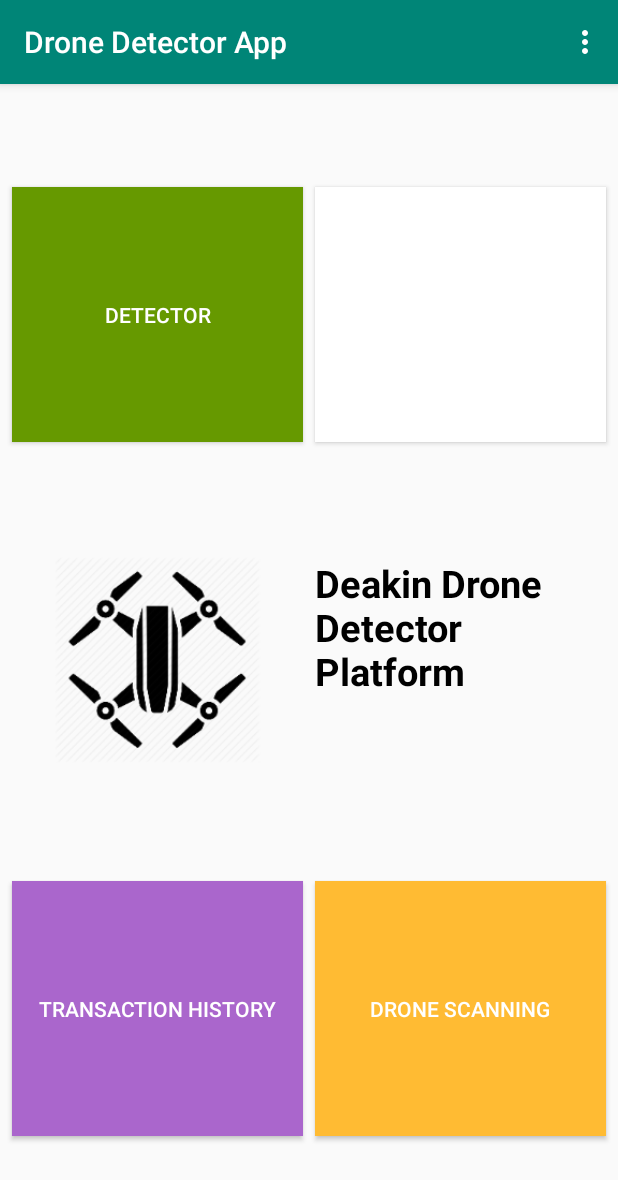
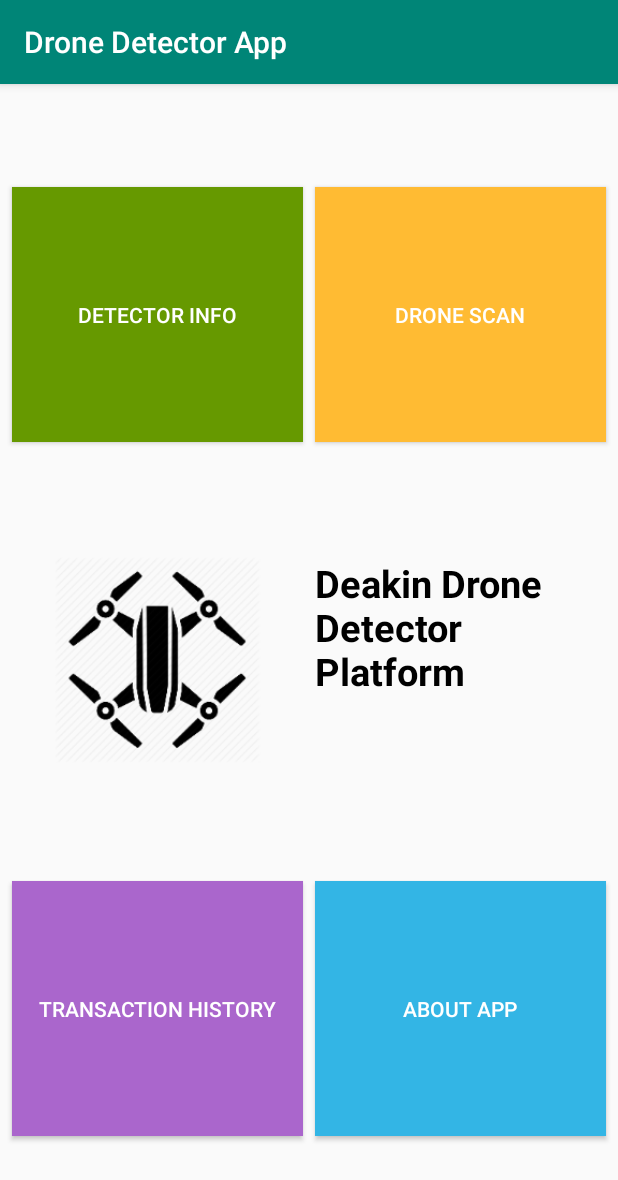
Before and after one commit to dog-dev-mel/Research-Associate-Deakin, an Android app: the screen it shows after launch (StartPage), on a phone screen of 412 x 824 dp. Shown: the top 1180 px of the screen. Run offline under Robolectric (Android 15) with nearby library versions, the phone set to English and light mode, and no system bars.

Commit message:
1.Adding the new Page for the About APP contains the copyright, version no, and basic APP introduction. 2.Modify and unify the variables name following a basic rule. Easy for the further app maintenances and development. 3.Delete the unused or redundant variables or codes.

```diff
--- a/app/src/main/java/com/example/ddetector/dronedetector/StartPage.java
+++ b/app/src/main/java/com/example/ddetector/dronedetector/StartPage.java
@@ -2,8 +2,6 @@ package com.example.ddetector.dronedetector;
 
 import android.content.Intent;
 import android.os.Bundle;
-import android.support.design.widget.FloatingActionButton;
-import android.support.design.widget.Snackbar;
 import android.support.v7.app.AppCompatActivity;
 import android.support.v7.widget.Toolbar;
 import android.view.View;
@@ -21,48 +19,57 @@ public class StartPage extends AppCompatActivity {
         Toolbar toolbar = (Toolbar) findViewById(R.id.toolbar);
         setSupportActionBar(toolbar);
 
-        Button btnScanning = (Button) findViewById(R.id.drone_scanning);
-        Button btnDetector = (Button) findViewById(R.id.detector_button);
+        Button btnDroneScan = (Button) findViewById(R.id.ID_StartPage_BTN_DroneScan);
+        Button btnDetectorInfo = (Button) findViewById(R.id.ID_StartPage_BTN_DetectorInfo);
+        Button btnAboutApp = (Button) findViewById(R.id.ID_StartPage_BTN_AboutApp);
 
-        btnScanning.setOnClickListener(new View.OnClickListener() {
+        btnDroneScan.setOnClickListener(new View.OnClickListener() {
             @Override
            public void onClick(View v) {
-                Intent intent = new Intent(StartPage.this, DroneScanningPage.class);
+                Intent intent = new Intent(StartPage.this, DroneScanPage.class);
                 startActivity(intent);
             }
         });
 
-        btnDetector.setOnClickListener(new View.OnClickListener() {
+        btnDetectorInfo.setOnClickListener(new View.OnClickListener() {
             @Override
             public void onClick(View v) {
-                Intent intent = new Intent(StartPage.this, DetectorPage.class);
+                Intent intent = new Intent(StartPage.this, DetectorInfoPage.class);
+                startActivity(intent);
+            }
+        });
+
+        btnAboutApp.setOnClickListener(new View.OnClickListener() {
+            @Override
+            public void onClick(View v) {
+                Intent intent = new Intent(StartPage.this, AboutAppPage.class);
                 startActivity(intent);
             }
         });
     }
 
 
-    @Override
-    public boolean onCreateOptionsMenu(Menu menu) {
-        // Inflate the menu; this adds items to the action bar if it is present.
-        getMenuInflater().inflate(R.menu.menu_start_page, menu);
-        return true;
-    }
+//    @Override
+//    public boolean onCreateOptionsMenu(Menu menu) {
+//        // Inflate the menu; this adds items to the action bar if it is present.
+//        getMenuInflater().inflate(R.menu.menu_start_page, menu);
+//        return true;
+//    }
 
-    @Override
-    public boolean onOptionsItemSelected(MenuItem item) {
-        // Handle action bar item clicks here. The action bar will
-        // automatically handle clicks on the Home/Up button, so long
-        // as you specify a parent activity in AndroidManifest.xml.
-        int id = item.getItemId();
-
-        //noinspection SimplifiableIfStatement
-        if (id == R.id.action_settings) {
-            return true;
-        }
-
-        return super.onOptionsItemSelected(item);
-    }
+//    @Override
+//    public boolean onOptionsItemSelected(MenuItem item) {
+//        // Handle action bar item clicks here. The action bar will
+//        // automatically handle clicks on the Home/Up button, so long
+//        // as you specify a parent activity in AndroidManifest.xml.
+//        int id = item.getItemId();
+//
+//        //noinspection SimplifiableIfStatement
+//        if (id == R.id.action_settings) {
+//            return true;
+//        }
+//
+//        return super.onOptionsItemSelected(item);
+//    }
 
 
 }
--- a/app/src/main/res/layout/content_start_page.xml
+++ b/app/src/main/res/layout/content_start_page.xml
@@ -9,126 +9,125 @@
     tools:showIn="@layout/activity_start_page">
 
     <android.support.constraint.Guideline
-        android:id="@+id/guideline"
+        android:id="@+id/StartpageGL1"
         android:layout_width="wrap_content"
         android:layout_height="wrap_content"
         android:orientation="horizontal"
         app:layout_constraintGuide_percent="0.0" />
 
     <android.support.constraint.Guideline
-        android:id="@+id/guideline2"
+        android:id="@+id/StartpageGL2"
         android:layout_width="wrap_content"
         android:layout_height="wrap_content"
         android:orientation="horizontal"
         app:layout_constraintGuide_percent="0.40" />
 
     <android.support.constraint.Guideline
-        android:id="@+id/guideline3"
+        android:id="@+id/StartpageGL3"
         android:layout_width="wrap_content"
         android:layout_height="wrap_content"
         android:orientation="horizontal"
         app:layout_constraintGuide_percent="0.60" />
 
     <android.support.constraint.Guideline
-        android:id="@+id/guideline4"
+        android:id="@+id/StartpageGL4"
         android:layout_width="wrap_content"
         android:layout_height="wrap_content"
         android:orientation="horizontal"
         app:layout_constraintGuide_percent="1.00" />
 
     <Button
-        android:id="@+id/detector_button"
+        android:id="@+id/ID_StartPage_BTN_DetectorInfo"
         android:layout_width="0dp"
         android:layout_height="170dp"
         android:layout_marginStart="8dp"
         android:layout_marginEnd="4dp"
         android:background="@android:color/holo_green_dark"
-        android:text="@string/detector"
+        android:text="@string/startpage_btn_detectorinfo"
         android:textColor="@android:color/background_light"
-        app:layout_constraintBottom_toTopOf="@+id/guideline2"
-        app:layout_constraintEnd_toStartOf="@+id/reservation"
+        app:layout_constraintBottom_toTopOf="@+id/StartpageGL2"
+        app:layout_constraintEnd_toStartOf="@+id/ID_StartPage_BTN_DroneScan"
         app:layout_constraintStart_toStartOf="parent"
-        app:layout_constraintTop_toTopOf="@+id/guideline" />
+        app:layout_constraintTop_toTopOf="@+id/StartpageGL1" />
 
     <Button
-        android:id="@+id/reservation"
+        android:id="@+id/ID_StartPage_BTN_DroneScan"
         android:layout_width="0dp"
         android:layout_height="170dp"
         android:layout_marginStart="4dp"
         android:layout_marginEnd="8dp"
-        android:background="@android:color/background_light"
-        android:text=""
-        app:layout_constraintBottom_toTopOf="@+id/guideline2"
+        android:background="@android:color/holo_orange_light"
+        android:text="@string/startpage_btn_dronescan"
+        android:textColor="@android:color/background_light"
+        app:layout_constraintBottom_toTopOf="@+id/StartpageGL2"
         app:layout_constraintEnd_toEndOf="parent"
-        app:layout_constraintStart_toEndOf="@+id/detector_button"
-        app:layout_constraintTop_toTopOf="@+id/guideline" />
+        app:layout_constraintStart_toEndOf="@+id/ID_StartPage_BTN_DetectorInfo"
+        app:layout_constraintTop_toTopOf="@+id/StartpageGL1" />
 
     <Button
-        android:id="@+id/transaction_history"
+        android:id="@+id/ID_StartPage_BTN_TransactionHistory"
         android:layout_width="0dp"
         android:layout_height="170dp"
-
         android:layout_marginStart="8dp"
         android:layout_marginTop="8dp"
         android:layout_marginEnd="4dp"
         android:layout_marginBottom="4dp"
         android:background="@android:color/holo_purple"
-        android:text="@string/transaction_history"
+        android:text="@string/startpage_btn_transactionhistory"
         android:textColor="@android:color/background_light"
-        app:layout_constraintBottom_toTopOf="@+id/guideline4"
-        app:layout_constraintEnd_toStartOf="@+id/drone_scanning"
+        app:layout_constraintBottom_toTopOf="@+id/StartpageGL4"
+        app:layout_constraintEnd_toStartOf="@+id/ID_StartPage_BTN_AboutApp"
         app:layout_constraintStart_toStartOf="parent"
-        app:layout_constraintTop_toTopOf="@+id/guideline3" />
+        app:layout_constraintTop_toTopOf="@+id/StartpageGL3" />
 
     <Button
-        android:id="@+id/drone_scanning"
+        android:id="@+id/ID_StartPage_BTN_AboutApp"
         android:layout_width="0dp"
         android:layout_height="170dp"
-
         android:layout_marginStart="4dp"
         android:layout_marginTop="8dp"
         android:layout_marginEnd="8dp"
         android:layout_marginBottom="4dp"
-        android:background="@android:color/holo_orange_light"
-        android:text="@string/drone_scanning"
+        android:background="@android:color/holo_blue_light"
+        android:text="@string/startpage_btn_aboutapp"
         android:textColor="@android:color/background_light"
         app:layout_constraintBottom_toBottomOf="parent"
         app:layout_constraintEnd_toEndOf="parent"
-        app:layout_constraintStart_toEndOf="@+id/transaction_history"
-        app:layout_constraintTop_toTopOf="@+id/guideline3" />
+        app:layout_constraintStart_toEndOf="@+id/ID_StartPage_BTN_TransactionHistory"
+        app:layout_constraintTop_toTopOf="@+id/StartpageGL3" />
 
     <ImageView
-        android:id="@+id/imageView2"
+        android:id="@+id/ID_StartPage_IMG_Logo"
         android:layout_width="0dp"
         android:layout_height="0dp"
         android:layout_marginStart="8dp"
         android:layout_marginTop="8dp"
         android:layout_marginEnd="4dp"
         android:layout_marginBottom="8dp"
-        android:contentDescription="@string/todo"
-        app:layout_constraintBottom_toTopOf="@+id/guideline3"
-        app:layout_constraintEnd_toStartOf="@+id/textView_1"
+        android:contentDescription="@string/startpage_image_logo"
+        app:layout_constraintBottom_toTopOf="@+id/StartpageGL3"
+        app:layout_constraintEnd_toStartOf="@+id/ID_StartPage_TXT_AppName"
         app:layout_constraintStart_toStartOf="parent"
-        app:layout_constraintTop_toTopOf="@+id/guideline2"
+        app:layout_constraintTop_toTopOf="@+id/StartpageGL2"
         app:srcCompat="@mipmap/dj" />
 
     <TextView
-        android:id="@+id/textView_1"
+        android:id="@+id/ID_StartPage_TXT_AppName"
         android:layout_width="0dp"
         android:layout_height="0dp"
         android:layout_marginStart="4dp"
         android:layout_marginTop="8dp"
         android:layout_marginEnd="8dp"
         android:layout_marginBottom="8dp"
-        android:text="@string/deakin_drone_detector"
+        android:text="@string/startpage_text_appname"
         android:textColor="@android:color/background_dark"
         android:textSize="25sp"
         android:textStyle="bold"
-        android:typeface= "sans"
-        app:layout_constraintBottom_toTopOf="@+id/guideline3"
+        android:typeface="sans"
+        app:layout_constraintBottom_toTopOf="@+id/StartpageGL3"
         app:layout_constraintEnd_toEndOf="parent"
         app:layout_constraintHorizontal_bias="1.0"
-        app:layout_constraintStart_toEndOf="@+id/imageView2"
-        app:layout_constraintTop_toTopOf="@+id/guideline2" />
+        app:layout_constraintStart_toEndOf="@+id/ID_StartPage_IMG_Logo"
+        app:layout_constraintTop_toTopOf="@+id/StartpageGL2" />
 
 </android.support.constraint.ConstraintLayout>
--- a/app/src/main/res/values/strings.xml
+++ b/app/src/main/res/values/strings.xml
@@ -1,19 +1,29 @@
 <resources>
     <string name="app_name">Drone Detector App</string>
     <string name="action_settings">Settings</string>
-    <string name="detector">Detector</string>
-    <string name="transaction_history">Transaction History</string>
-    <string name="drone_scanning">Drone Scanning</string>
-    <string name="deakin_drone_detector">Deakin Drone Detector Platform</string>
-    <string name="todo">TODO</string>
     <string name="platform">Platform</string>
-    <string name="scanning_drone">Drone Scan</string>
-    <string name="updating_info">Drone Scan Resutls Auto Updating</string>
-    <string name="title_activity_detector">Detector</string>
-    <string name="title_activity_detector_page">Detector Info</string>
-    <string name="textview1">Detector Provider</string>
-    <string name="textview2">Detector Name</string>
-    <string name="textview3">Detector Healthy</string>
-    <string name="textview4">Detector Locations</string>
-    <string name="btnDetector">Detector Info Auto Updating</string>
+
+    <string name="startpage_label">Drone Detector App</string>
+    <string name="startpage_btn_detectorinfo">Detector Info</string>
+    <string name="startpage_btn_dronescan">Drone Scan</string>
+    <string name="startpage_image_logo">Start Page Logo</string>
+    <string name="startpage_text_appname">Deakin Drone Detector Platform</string>
+    <string name="startpage_btn_transactionhistory">Transaction History</string>
+    <string name="startpage_btn_aboutapp">About App</string>
+
+
+    <string name="detectorinfopage_label">Detector Info</string>
+    <string name="detectorinfopage_text_detectorprovider">Detector Provider</string>
+    <string name="detectorinfopage_text_detectorname">Detector Name</string>
+    <string name="detectorinfopage_text_detectorhealthyinfo">Detector Healthy Info</string>
+    <string name="detectorinfopage_text_detectorlocations">Detector Locations</string>
+    <string name="detectorinfopage_btn_scs">Sending Request to SCS</string>
+
+    <string name="dronescanpage_label">Drone Scan</string>
+    <string name="dronescanpage_btn_scs">Sending Request to SCS</string>
+
+    <string name="transactionhistorypage_label">Transaction History</string>
+
+    <string name="aboutapppage_label">About APP</string>
+    <string name="aboutpage_text_introduction">Version 0.1\nCopyright@2018 Deakin University.\nAll rights reserved.</string>
 </resources>
```
Also changed, not shown: app/src/main/AndroidManifest.xml (+16 -16 lines), app/src/main/java/com/example/ddetector/dronedetector/AboutAppPage.java (added, +19 -0 lines), app/src/main/java/com/example/ddetector/dronedetector/DetectorInfoPage.java (renamed from app/src/main/java/com/example/ddetector/dronedetector/DetectorPage.java, +6 -21 lines), app/src/main/java/com/example/ddetector/dronedetector/DroneScanPage.java (renamed from app/src/main/java/com/example/ddetector/dronedetector/DroneScanningPage.java, +4 -4 lines), app/src/main/res/layout/activity_aboutapp_page.xml (added, +23 -0 lines), app/src/main/res/layout/activity_detectorinfo_page.xml (renamed from app/src/main/res/layout/activity_detector_page.xml, +28 -28 lines), app/src/main/res/layout/activity_dronescan_page.xml (added, +40 -0 lines), app/src/main/res/layout/activity_dronescanningpage.xml (deleted, +0 -56 lines).
